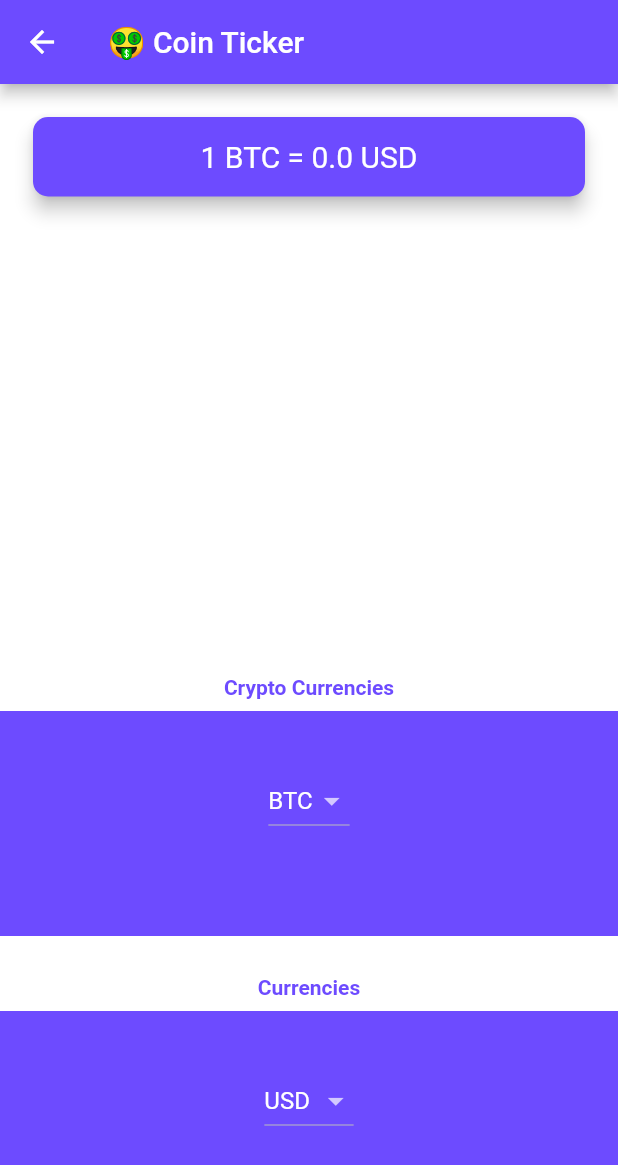
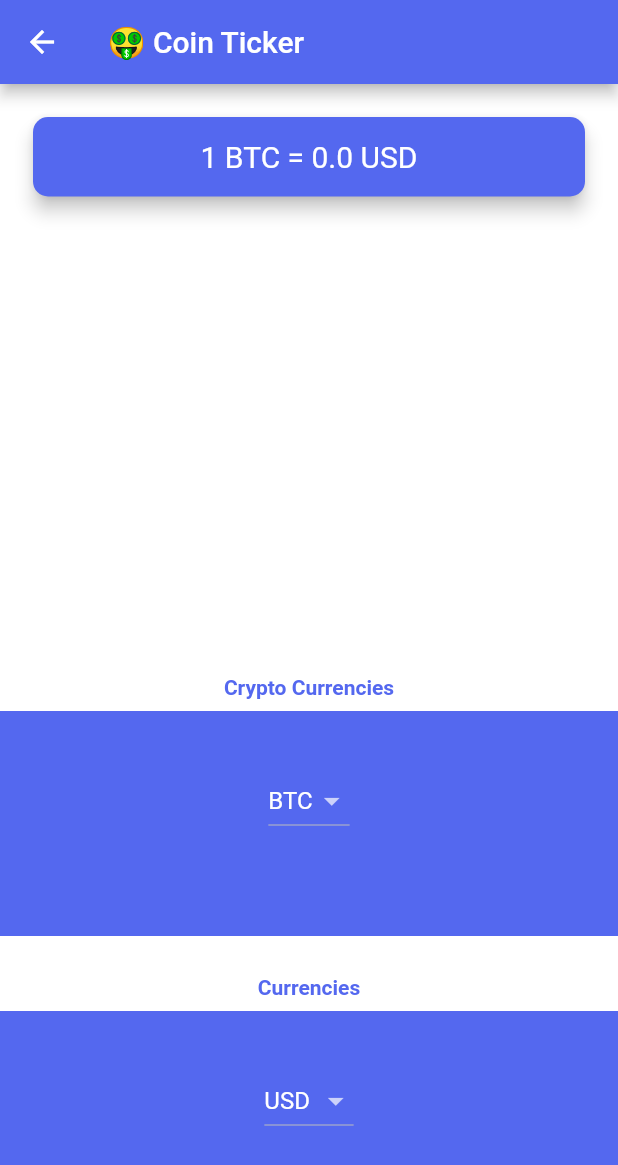
Before and after one commit to Mustafa1993Adnan/bitcoin_tracker, a Flutter app: the PriceScreen screen opened directly, on a phone screen of 412 x 824 dp. Shown: the top 1165 px of the screen. Run offline on Flutter 3.47's test engine with Material 2 defaults, Android fonts, the phone set to English and light mode, and no system bars; our stand-ins replace flutter_spinkit; network calls fail.

Commit message:
Final Commit

```diff
--- a/lib/coin_data.dart
+++ b/lib/coin_data.dart
@@ -29,7 +29,8 @@ const List<String> cryptoList = [
   'ETH',
   'LTC',
 ];
-const apiKey = 'C382924F-CEA2-4BDF-8C8A-B1636074CFEC';
+const apiKey = '07837D6F-60B5-4558-90E9-3355A1E3BC19';
+// const apiKey = 'C382924F-CEA2-4BDF-8C8A-B1636074CFEC';
 const coinApiUrl = 'https://rest.coinapi.io/v1/exchangerate';
 
 class CoinModel {
--- a/lib/constants.dart
+++ b/lib/constants.dart
@@ -1,3 +1,3 @@
 import 'package:flutter/material.dart';
 
-const kPrimaryColor = Color(0xFF6d4bff);
+const kPrimaryColor = Color(0xff5468ef);
--- a/lib/main.dart
+++ b/lib/main.dart
@@ -1,3 +1,4 @@
+import 'package:bitcoin_tracker/constants.dart';
 import 'package:bitcoin_tracker/screens/loading_screen.dart';
 import 'package:flutter/material.dart';
 import 'screens/price_screen.dart';
@@ -9,8 +10,7 @@ class MyApp extends StatelessWidget {
   Widget build(BuildContext context) {
     return MaterialApp(
       theme: ThemeData.dark().copyWith(
-          primaryColor: Color(0xFF6d4bff),
-          scaffoldBackgroundColor: Colors.white),
+          primaryColor: kPrimaryColor, scaffoldBackgroundColor: Colors.white),
       home: LoadingScreen(),
       //PriceScreen(),
     );
--- a/lib/screens/price_screen.dart
+++ b/lib/screens/price_screen.dart
@@ -125,7 +125,7 @@ class _PriceScreenState extends State<PriceScreen> {
           Padding(
             padding: EdgeInsets.fromLTRB(18.0, 18.0, 18.0, 0),
             child: Card(
-              color: Color(0xFF6d4bff),
+              color: kPrimaryColor,
               elevation: 5.0,
               shape: RoundedRectangleBorder(
                 borderRadius: BorderRadius.circular(10.0),
@@ -175,7 +175,7 @@ class _PriceScreenState extends State<PriceScreen> {
                   height: 150.0,
                   alignment: Alignment.center,
                   padding: EdgeInsets.only(bottom: 30.0),
-                  color: Color(0xFF6d4bff),
+                  color: kPrimaryColor,
                   child: Platform.isIOS
                       ? getIOSCurrencies()
                       : getAndroidCurrencies()
```
